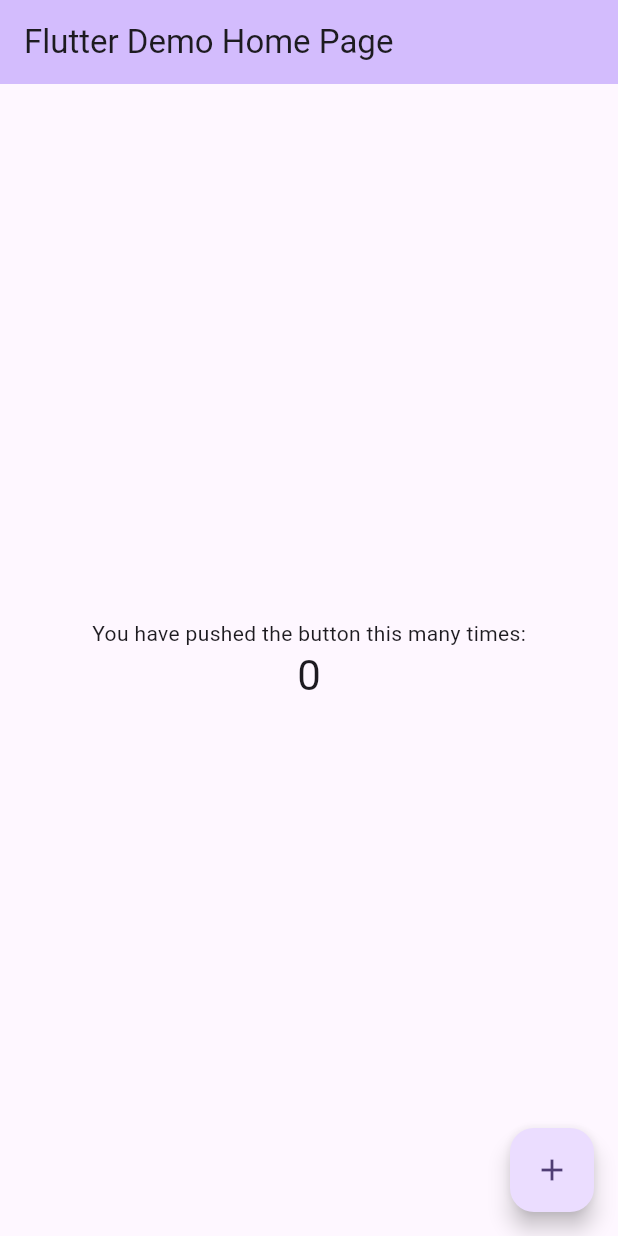
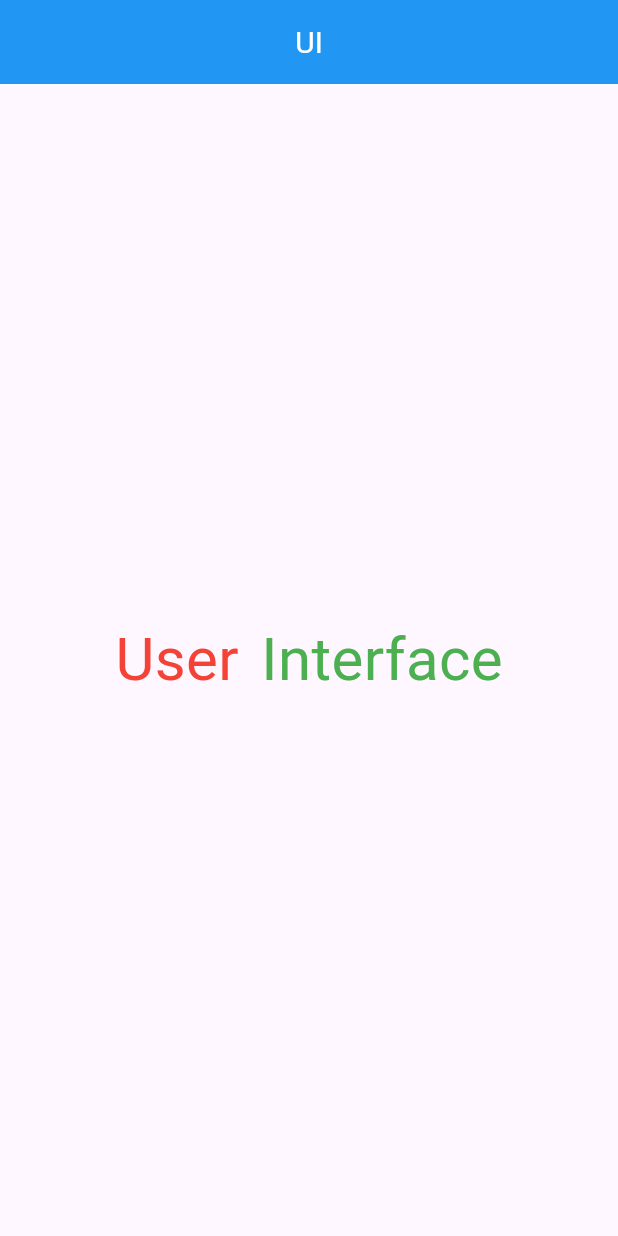
Before and after one commit to VRFounder/pdpUI, a Flutter app: the screen it shows after launch, on a phone screen of 412 x 824 dp. Run offline on Flutter 3.47's test engine with Material 3 defaults, Android fonts, the phone set to English and light mode, and no system bars.

Commit message:
First Commit. Changes: 1) Home Screen added 2) Home Screen styled

```diff
--- a/lib/main.dart
+++ b/lib/main.dart
@@ -1,4 +1,5 @@
 import 'package:flutter/material.dart';
+import 'package:pdpui/screens/home_screen.dart';
 
 void main() {
   runApp(const MyApp());
@@ -13,113 +14,10 @@ class MyApp extends StatelessWidget {
     return MaterialApp(
       title: 'Flutter Demo',
       theme: ThemeData(
-        // This is the theme of your application.
-        //
-        // TRY THIS: Try running your application with "flutter run". You'll see
-        // the application has a blue toolbar. Then, without quitting the app,
-        // try changing the seedColor in the colorScheme below to Colors.green
-        // and then invoke "hot reload" (save your changes or press the "hot
-        // reload" button in a Flutter-supported IDE, or press "r" if you used
-        // the command line to start the app).
-        //
-        // Notice that the counter didn't reset back to zero; the application
-        // state is not lost during the reload. To reset the state, use hot
-        // restart instead.
-        //
-        // This works for code too, not just values: Most code changes can be
-        // tested with just a hot reload.
         colorScheme: ColorScheme.fromSeed(seedColor: Colors.deepPurple),
         useMaterial3: true,
       ),
-      home: const MyHomePage(title: 'Flutter Demo Home Page'),
+      home: const HomeScreen(),
     );
   }
 }
-
-class MyHomePage extends StatefulWidget {
-  const MyHomePage({super.key, required this.title});
-
-  // This widget is the home page of your application. It is stateful, meaning
-  // that it has a State object (defined below) that contains fields that affect
-  // how it looks.
-
-  // This class is the configuration for the state. It holds the values (in this
-  // case the title) provided by the parent (in this case the App widget) and
-  // used by the build method of the State. Fields in a Widget subclass are
-  // always marked "final".
-
-  final String title;
-
-  @override
-  State<MyHomePage> createState() => _MyHomePageState();
-}
-
-class _MyHomePageState extends State<MyHomePage> {
-  int _counter = 0;
-
-  void _incrementCounter() {
-    setState(() {
-      // This call to setState tells the Flutter framework that something has
-      // changed in this State, which causes it to rerun the build method below
-      // so that the display can reflect the updated values. If we changed
-      // _counter without calling setState(), then the build method would not be
-      // called again, and so nothing would appear to happen.
-      _counter++;
-    });
-  }
-
-  @override
-  Widget build(BuildContext context) {
-    // This method is rerun every time setState is called, for instance as done
-    // by the _incrementCounter method above.
-    //
-    // The Flutter framework has been optimized to make rerunning build methods
-    // fast, so that you can just rebuild anything that needs updating rather
-    // than having to individually change instances of widgets.
-    return Scaffold(
-      appBar: AppBar(
-        // TRY THIS: Try changing the color here to a specific color (to
-        // Colors.amber, perhaps?) and trigger a hot reload to see the AppBar
-        // change color while the other colors stay the same.
-        backgroundColor: Theme.of(context).colorScheme.inversePrimary,
-        // Here we take the value from the MyHomePage object that was created by
-        // the App.build method, and use it to set our appbar title.
-        title: Text(widget.title),
-      ),
-      body: Center(
-        // Center is a layout widget. It takes a single child and positions it
-        // in the middle of the parent.
-        child: Column(
-          // Column is also a layout widget. It takes a list of children and
-          // arranges them vertically. By default, it sizes itself to fit its
-          // children horizontally, and tries to be as tall as its parent.
-          //
-          // Column has various properties to control how it sizes itself and
-          // how it positions its children. Here we use mainAxisAlignment to
-          // center the children vertically; the main axis here is the vertical
-          // axis because Columns are vertical (the cross axis would be
-          // horizontal).
-          //
-          // TRY THIS: Invoke "debug painting" (choose the "Toggle Debug Paint"
-          // action in the IDE, or press "p" in the console), to see the
-          // wireframe for each widget.
-          mainAxisAlignment: MainAxisAlignment.center,
-          children: <Widget>[
-            const Text(
-              'You have pushed the button this many times:',
-            ),
-            Text(
-              '$_counter',
-              style: Theme.of(context).textTheme.headlineMedium,
-            ),
-          ],
-        ),
-      ),
-      floatingActionButton: FloatingActionButton(
-        onPressed: _incrementCounter,
-        tooltip: 'Increment',
-        child: const Icon(Icons.add),
-      ), // This trailing comma makes auto-formatting nicer for build methods.
-    );
-  }
-}
--- /dev/null
+++ b/lib/screens/home_screen.dart
@@ -0,0 +1,52 @@
+import "package:flutter/material.dart";
+
+class HomeScreen extends StatefulWidget {
+  const HomeScreen({super.key});
+
+  @override
+  State<HomeScreen> createState() => _HomeScreenState();
+}
+
+class _HomeScreenState extends State<HomeScreen> {
+  @override
+  Widget build(BuildContext context) {
+    return Scaffold(
+      appBar: AppBar(
+        centerTitle: true,
+        title: const Text(
+          "UI",
+          style: TextStyle(
+            fontSize: 20,
+          ),
+        ),
+        foregroundColor: Colors.white,
+        backgroundColor: Colors.blue,
+      ),
+      body: const Center(
+        child: Row(
+          mainAxisAlignment: MainAxisAlignment.center,
+          crossAxisAlignment: CrossAxisAlignment.center,
+          children: [
+            Text(
+              "User",
+              style: TextStyle(
+                color: Colors.red,
+                fontSize: 40,
+              ),
+            ),
+            SizedBox(
+              width: 15,
+            ),
+            Text(
+              "Interface",
+              style: TextStyle(
+                color: Colors.green,
+                fontSize: 40,
+              ),
+            )
+          ],
+        ),
+      ),
+    );
+  }
+}
```
